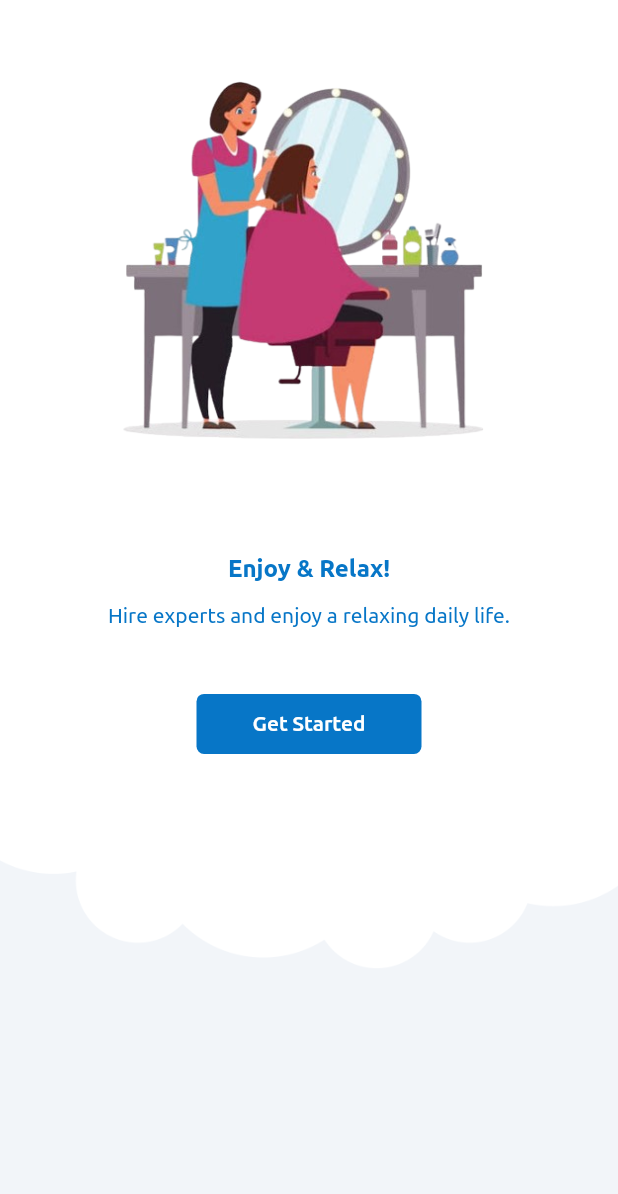
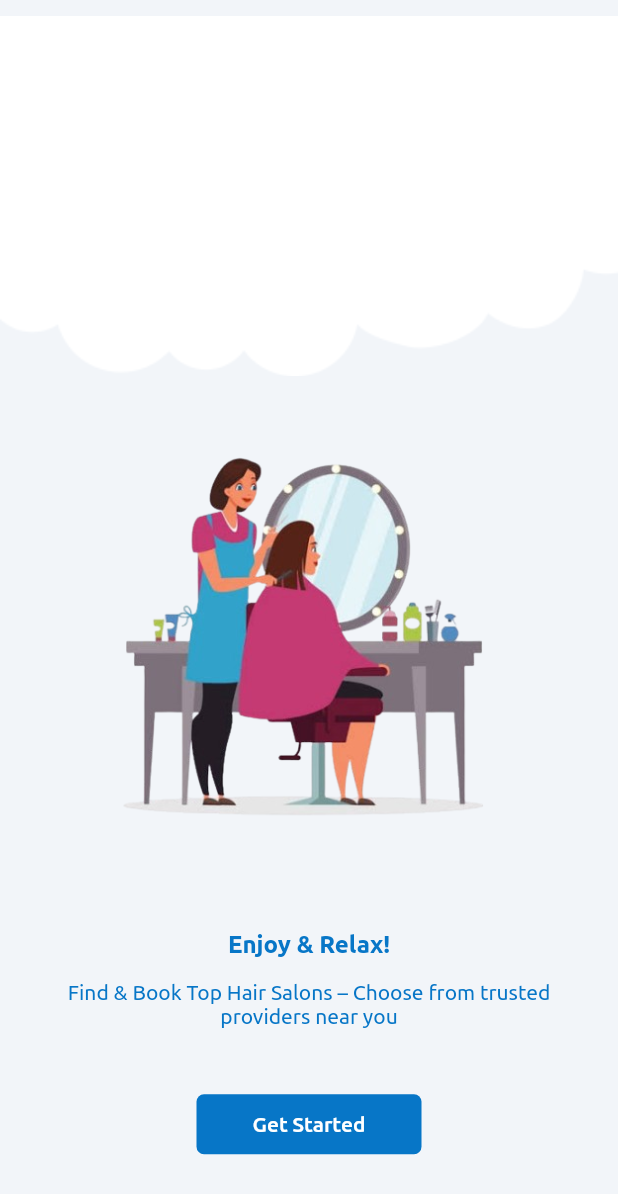
Before and after one commit to Mohitkoley/hair_pool_user, a Flutter app: the OnBoardingScreen screen opened by its route, swiped to page 3, on a phone screen of 412 x 824 dp. Shown: the top 1194 px of the screen. Run offline on Flutter 3.47's test engine with Material 3 defaults, Android fonts, the phone set to English and light mode, and no system bars; our stand-ins replace app_links, audioplayers, cached_network_image, carousel_slider, chewie, connectivity_plus and 37 more; missing offline and left inert: custom_marker, expandable_bottom_sheet, flutter_downloader, flutter_facebook_auth, flutter_inappwebview, just_the_tooltip and 4 more; accounts and stored records are empty; network calls fail.

Commit message:
Update onboarding subtitles for clarity and enhance image display in pager content

```diff
--- a/lib/feature/onboarding/controller/on_board_pager_controller.dart
+++ b/lib/feature/onboarding/controller/on_board_pager_controller.dart
@@ -8,19 +8,21 @@ class OnBoardController extends GetxController implements GetxService {
   List<Map<String, String>> onBoardPagerData = [
     {
       "text": "${'welcome_to'.tr} ${AppConstants.appName}!",
-      "subTitle": 'on_boarding_data_1'.tr,
+      "subTitle": "Your perfect hair journey starts here. Book. Visit. Enjoy.",
       "image": "assets/images/onboarding_one.png",
       "top_image": "" //Images.onBoardTopOne
     },
     {
       "text": 'on_boarding_2_title'.tr,
-      "subTitle": 'on_boarding_data_2'.tr,
+      "subTitle":
+          "Experience Convenience with a seamless booking process and trusted providers.",
       "image": "assets/images/onboarding_two.png",
       "top_image": "" //Images.onBoardTopTwo
     },
     {
       "text": 'on_boarding_3_title'.tr,
-      "subTitle": 'on_boarding_data_3'.tr,
+      "subTitle":
+          "Find & Book Top Hair Salons – Choose from trusted providers near you",
       "image": "assets/images/onboarding_three.png",
       "top_image": ""
     }
--- a/lib/feature/onboarding/view/pager_content.dart
+++ b/lib/feature/onboarding/view/pager_content.dart
@@ -24,17 +24,17 @@ class PagerContent extends StatelessWidget {
                   child: Stack(
                     alignment: Alignment.topCenter,
                     children: [
-                      Image.asset(
-                        Images.onBoardingTopTwo,
-                        width: Get.width,
-                        fit: BoxFit.cover,
-                      ),
                       Padding(
                         padding: const EdgeInsets.only(
                             bottom: Dimensions.paddingSizeExtraMoreLarge),
                         child: Column(
-                          mainAxisSize: MainAxisSize.min,
+                          mainAxisAlignment: MainAxisAlignment.center,
                           children: [
+                            Image.asset(
+                              Images.onBoardingTop,
+                              width: Get.width,
+                              fit: BoxFit.cover,
+                            ),
                             SizedBox(
                                 child: Image.asset(image,
                                     height: Get.height * 0.4)),
```
